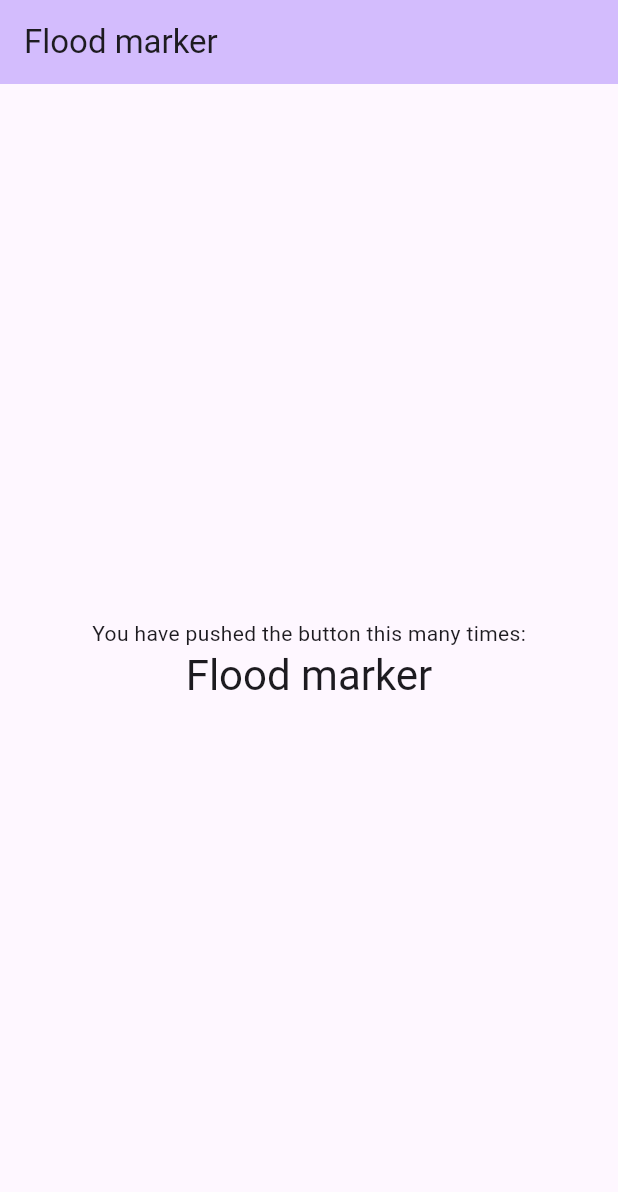
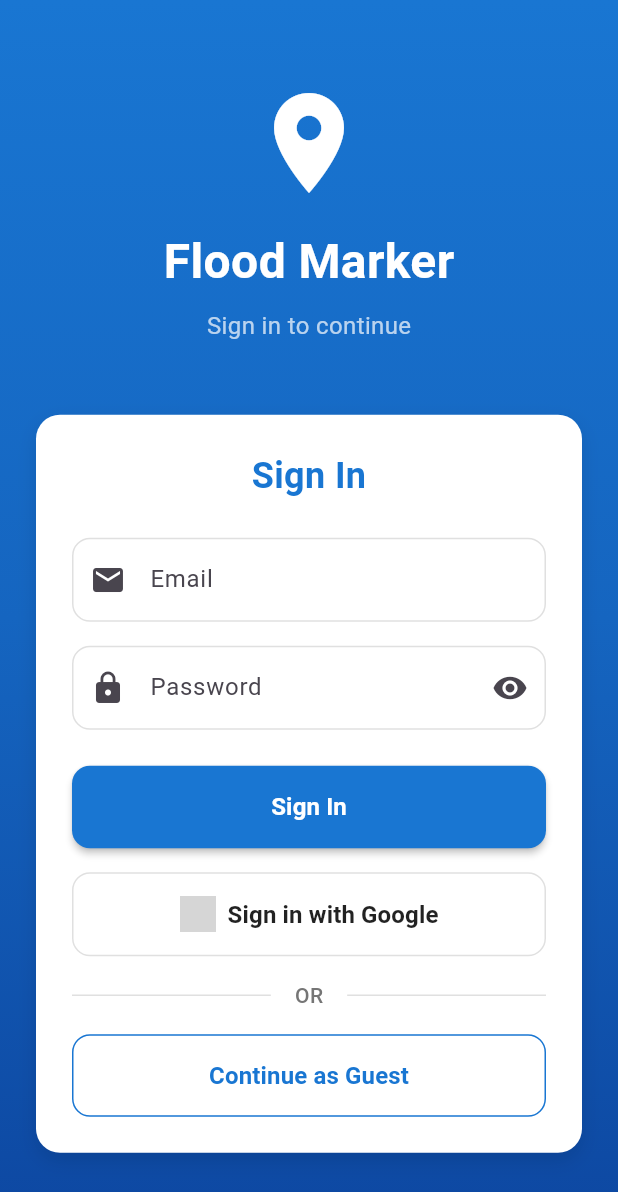
Before and after one commit to BhakinKhantarjeerawat/flood_report_in_correct_github, a Flutter app: the screen it shows after launch, on a phone screen of 412 x 824 dp. Shown: the top 1192 px of the screen. Run offline on Flutter 3.47's test engine with Material 3 defaults, Android fonts, the phone set to English and light mode, and no system bars; our stand-ins replace equatable, firebase_auth, firebase_core, flutter_riverpod, google_sign_in; accounts and stored records are empty; network calls fail; grey boxes are pictures that could not be loaded.

Commit message:
authen with email, googleSignIn, and annonymous signin

```diff
--- a/lib/main.dart
+++ b/lib/main.dart
@@ -1,7 +1,12 @@
+import 'package:firebase_core/firebase_core.dart';
+import 'package:flood_marker/screeens/authen_screen.dart';
 import 'package:flutter/material.dart';
+import 'package:flutter_riverpod/flutter_riverpod.dart';
 
-void main() {
-  runApp(const MyApp());
+void main()  async{
+  WidgetsFlutterBinding.ensureInitialized();
+  await Firebase.initializeApp();
+  runApp(const ProviderScope(child: MyApp()));
 }
 
 class MyApp extends StatelessWidget {
@@ -14,41 +19,41 @@ class MyApp extends StatelessWidget {
         colorScheme: ColorScheme.fromSeed(seedColor: Colors.deepPurple),
         useMaterial3: true,
       ),
-      home: const MyHomePage(),
+      home: const SignInScreen(),
     );
   }
 }
 
-class MyHomePage extends StatefulWidget {
-  const MyHomePage({super.key});
+// class MyHomePage extends StatefulWidget {
+//   const MyHomePage({super.key});
 
-  @override
-  State<MyHomePage> createState() => _MyHomePageState();
-}
+//   @override
+//   State<MyHomePage> createState() => _MyHomePageState();
+// }
 
-class _MyHomePageState extends State<MyHomePage> {
+// class _MyHomePageState extends State<MyHomePage> {
 
-  @override
-  Widget build(BuildContext context) {
-    return Scaffold(
-      appBar: AppBar(
-        backgroundColor: Theme.of(context).colorScheme.inversePrimary,
-        title: const Text("Flood marker"),
-      ),
-      body: Center(
-        child: Column(
-          mainAxisAlignment: MainAxisAlignment.center,
-          children: <Widget>[
-            const Text(
-              'You have pushed the button this many times:',
-            ),
-            Text(
-              'Flood marker',
-              style: Theme.of(context).textTheme.headlineMedium,
-            ),
-          ],
-        ),
-      ),
-    );
-  }
-}
+//   @override
+//   Widget build(BuildContext context) {
+//     return Scaffold(
+//       appBar: AppBar(
+//         backgroundColor: Theme.of(context).colorScheme.inversePrimary,
+//         title: const Text("Flood marker"),
+//       ),
+//       body: Center(
+//         child: Column(
+//           mainAxisAlignment: MainAxisAlignment.center,
+//           children: <Widget>[
+//             const Text(
+//               'You have pushed the button this many times:',
+//             ),
+//             Text(
+//               'Flood marker',
+//               style: Theme.of(context).textTheme.headlineMedium,
+//             ),
+//           ],
+//         ),
+//       ),
+//     );
+//   }
+// }
--- /dev/null
+++ b/lib/screeens/authen_screen.dart
@@ -0,0 +1,486 @@
+import 'package:flutter/material.dart';
+import 'package:firebase_auth/firebase_auth.dart';
+import 'package:google_sign_in/google_sign_in.dart';
+
+class SignInScreen extends StatefulWidget {
+  const SignInScreen({super.key});
+
+  @override
+  State<SignInScreen> createState() => _SignInScreenState();
+}
+
+class _SignInScreenState extends State<SignInScreen> {
+  final _formKey = GlobalKey<FormState>();
+  final _emailController = TextEditingController();
+  final _passwordController = TextEditingController();
+  bool _isLoading = false;
+  bool _obscurePassword = true;
+
+  @override
+  void dispose() {
+    _emailController.dispose();
+    _passwordController.dispose();
+    super.dispose();
+  }
+
+    Future<void> _signInWithEmailAndPassword() async {
+    if (!_formKey.currentState!.validate()) return;
+
+    setState(() {
+      _isLoading = true;
+    });
+
+    try {
+      await FirebaseAuth.instance.signInWithEmailAndPassword(
+        email: _emailController.text.trim(),
+        password: _passwordController.text,
+      );
+
+      if (mounted) {
+        // Navigate to main app or show success
+        ScaffoldMessenger.of(context).showSnackBar(
+          const SnackBar(content: Text('Signed in successfully!')),
+        );
+      }
+    } on FirebaseAuthException catch (e) {
+      String errorMessage = 'An error occurred';
+
+      switch (e.code) {
+        case 'user-not-found':
+          errorMessage = 'No user found with this email.';
+          break;
+        case 'wrong-password':
+          errorMessage = 'Wrong password provided.';
+          break;
+        case 'invalid-email':
+          errorMessage = 'Invalid email address.';
+          break;
+        case 'user-disabled':
+          errorMessage = 'This user account has been disabled.';
+          break;
+        case 'too-many-requests':
+          errorMessage = 'Too many attempts. Please try again later.';
+          break;
+      }
+
+      if (mounted) {
+        ScaffoldMessenger.of(context).showSnackBar(
+          SnackBar(
+            content: Text(errorMessage),
+            backgroundColor: Colors.red,
+          ),
+        );
+      }
+    } catch (e) {
+      if (mounted) {
+        ScaffoldMessenger.of(context).showSnackBar(
+          SnackBar(
+            content: Text('Error: ${e.toString()}'),
+            backgroundColor: Colors.red,
+          ),
+        );
+      }
+    } finally {
+      if (mounted) {
+        setState(() {
+          _isLoading = false;
+        });
+      }
+    }
+  }
+
+  Future<void> _signInWithGoogle() async {
+    setState(() {
+      _isLoading = true;
+    });
+
+    try {
+      // Trigger the authentication flow
+      final GoogleSignInAccount? googleUser = await GoogleSignIn().signIn();
+
+      if (googleUser == null) {
+        // User cancelled the sign-in
+        setState(() {
+          _isLoading = false;
+        });
+        return;
+      }
+
+      // Obtain the auth details from the request
+      final GoogleSignInAuthentication googleAuth = await googleUser.authentication;
+
+      // Create a new credential
+      final credential = GoogleAuthProvider.credential(
+        accessToken: googleAuth.accessToken,
+        idToken: googleAuth.idToken,
+      );
+
+      // Sign in to Firebase with the Google credential
+      await FirebaseAuth.instance.signInWithCredential(credential);
+
+      if (mounted) {
+        ScaffoldMessenger.of(context).showSnackBar(
+          const SnackBar(content: Text('Signed in with Google successfully!')),
+        );
+      }
+    } on FirebaseAuthException catch (e) {
+      String errorMessage = 'An error occurred during Google sign-in';
+
+      switch (e.code) {
+        case 'account-exists-with-different-credential':
+          errorMessage = 'An account already exists with the same email address but different sign-in credentials.';
+          break;
+        case 'invalid-credential':
+          errorMessage = 'The credential is invalid or expired.';
+          break;
+        case 'operation-not-allowed':
+          errorMessage = 'Google sign-in is not enabled.';
+          break;
+        case 'user-disabled':
+          errorMessage = 'This user account has been disabled.';
+          break;
+        case 'user-not-found':
+          errorMessage = 'No user found with this email.';
+          break;
+        case 'network-request-failed':
+          errorMessage = 'Network error. Please check your connection.';
+          break;
+        default:
+          errorMessage = 'Google sign-in failed: ${e.message}';
+      }
+
+      if (mounted) {
+        ScaffoldMessenger.of(context).showSnackBar(
+          SnackBar(
+            content: Text(errorMessage),
+            backgroundColor: Colors.red,
+          ),
+        );
+      }
+    } catch (e) {
+      if (mounted) {
+        ScaffoldMessenger.of(context).showSnackBar(
+          SnackBar(
+            content: Text('Error: ${e.toString()}'),
+            backgroundColor: Colors.red,
+          ),
+        );
+      }
+    } finally {
+      if (mounted) {
+        setState(() {
+          _isLoading = false;
+        });
+      }
+    }
+  }
+
+    Future<void> _signInAnonymously() async {
+    setState(() {
+      _isLoading = true;
+    });
+
+    try {
+      await FirebaseAuth.instance.signInAnonymously();
+
+      if (mounted) {
+        // Navigate to main app or show success
+        ScaffoldMessenger.of(context).showSnackBar(
+          const SnackBar(content: Text('Signed in anonymously!')),
+        );
+      }
+    } on FirebaseAuthException catch (e) {
+      if (mounted) {
+        ScaffoldMessenger.of(context).showSnackBar(
+          SnackBar(
+            content: Text('Error: ${e.message}'),
+            backgroundColor: Colors.red,
+          ),
+        );
+      }
+    } catch (e) {
+      if (mounted) {
+        ScaffoldMessenger.of(context).showSnackBar(
+          SnackBar(
+            content: Text('Error: ${e.toString()}'),
+            backgroundColor: Colors.red,
+          ),
+        );
+      }
+    } finally {
+      if (mounted) {
+        setState(() {
+          _isLoading = false;
+        });
+      }
+    }
+  }
+
+  @override
+  Widget build(BuildContext context) {
+    return Scaffold(
+      body: Container(
+        decoration: const BoxDecoration(
+          gradient: LinearGradient(
+            begin: Alignment.topCenter,
+            end: Alignment.bottomCenter,
+            colors: [
+              Color(0xFF1976D2),
+              Color(0xFF1565C0),
+              Color(0xFF0D47A1),
+            ],
+          ),
+        ),
+        child: SafeArea(
+          child: Center(
+            child: SingleChildScrollView(
+              padding: const EdgeInsets.all(24.0),
+              child: Column(
+                mainAxisAlignment: MainAxisAlignment.center,
+                children: [
+                  // App Logo/Title
+                  const Icon(
+                    Icons.location_on,
+                    size: 80,
+                    color: Colors.white,
+                  ),
+                  const SizedBox(height: 16),
+                  const Text(
+                    'Flood Marker',
+                    style: TextStyle(
+                      fontSize: 32,
+                      fontWeight: FontWeight.bold,
+                      color: Colors.white,
+                    ),
+                  ),
+                  const SizedBox(height: 8),
+                  const Text(
+                    'Sign in to continue',
+                    style: TextStyle(
+                      fontSize: 16,
+                      color: Colors.white70,
+                    ),
+                  ),
+                  const SizedBox(height: 48),
+
+                  // Sign In Form
+                  Container(
+                    padding: const EdgeInsets.all(24),
+                    decoration: BoxDecoration(
+                      color: Colors.white,
+                      borderRadius: BorderRadius.circular(16),
+                      boxShadow: [
+                        BoxShadow(
+                          color: Colors.black.withOpacity(0.1),
+                          blurRadius: 10,
+                          offset: const Offset(0, 5),
+                        ),
+                      ],
+                    ),
+                    child: Form(
+                      key: _formKey,
+                      child: Column(
+                        crossAxisAlignment: CrossAxisAlignment.stretch,
+                        children: [
+                          const Text(
+                            'Sign In',
+                            style: TextStyle(
+                              fontSize: 24,
+                              fontWeight: FontWeight.bold,
+                              color: Color(0xFF1976D2),
+                            ),
+                            textAlign: TextAlign.center,
+                          ),
+                          const SizedBox(height: 24),
+
+                          // Email Field
+                          TextFormField(
+                            controller: _emailController,
+                            keyboardType: TextInputType.emailAddress,
+                            decoration: InputDecoration(
+                              labelText: 'Email',
+                              hintText: 'Enter your email',
+                              prefixIcon: const Icon(Icons.email),
+                              border: OutlineInputBorder(
+                                borderRadius: BorderRadius.circular(12),
+                              ),
+                              enabledBorder: OutlineInputBorder(
+                                borderRadius: BorderRadius.circular(12),
+                                borderSide: BorderSide(color: Colors.grey.shade300),
+                              ),
+                              focusedBorder: OutlineInputBorder(
+                                borderRadius: BorderRadius.circular(12),
+                                borderSide: const BorderSide(color: Color(0xFF1976D2), width: 2),
+                              ),
+                            ),
+                            validator: (value) {
+                              if (value == null || value.isEmpty) {
+                                return 'Please enter your email';
+                              }
+                              if (!RegExp(r'^[\w-\.]+@([\w-]+\.)+[\w-]{2,4}$').hasMatch(value)) {
+                                return 'Please enter a valid email';
+                              }
+                              return null;
+                            },
+                          ),
+                          const SizedBox(height: 16),
+
+                          // Password Field
+                          TextFormField(
+                            controller: _passwordController,
+                            obscureText: _obscurePassword,
+                            decoration: InputDecoration(
+                              labelText: 'Password',
+                              hintText: 'Enter your password',
+                              prefixIcon: const Icon(Icons.lock),
+                              suffixIcon: IconButton(
+                                icon: Icon(
+                                  _obscurePassword ? Icons.visibility : Icons.visibility_off,
+                                ),
+                                onPressed: () {
+                                  setState(() {
+                                    _obscurePassword = !_obscurePassword;
+                                  });
+                                },
+                              ),
+                              border: OutlineInputBorder(
+                                borderRadius: BorderRadius.circular(12),
+                              ),
+                              enabledBorder: OutlineInputBorder(
+                                borderRadius: BorderRadius.circular(12),
+                                borderSide: BorderSide(color: Colors.grey.shade300),
+                              ),
+                              focusedBorder: OutlineInputBorder(
+                                borderRadius: BorderRadius.circular(12),
+                                borderSide: const BorderSide(color: Color(0xFF1976D2), width: 2),
+                              ),
+                            ),
+                            validator: (value) {
+                              if (value == null || value.isEmpty) {
+                                return 'Please enter your password';
+                              }
+                              if (value.length < 6) {
+                                return 'Password must be at least 6 characters';
+                              }
+                              return null;
+                            },
+                          ),
+                          const SizedBox(height: 24),
+
+                          // Sign In Button
+                          ElevatedButton(
+                            onPressed: _isLoading ? null : _signInWithEmailAndPassword,
+                            style: ElevatedButton.styleFrom(
+                              backgroundColor: const Color(0xFF1976D2),
+                              foregroundColor: Colors.white,
+                              padding: const EdgeInsets.symmetric(vertical: 16),
+                              shape: RoundedRectangleBorder(
+                                borderRadius: BorderRadius.circular(12),
+                              ),
+                              elevation: 2,
+                            ),
+                            child: _isLoading
+                                ? const SizedBox(
+                                    height: 20,
+                                    width: 20,
+                                    child: CircularProgressIndicator(
+                                      strokeWidth: 2,
+                                      valueColor: AlwaysStoppedAnimation<Color>(Colors.white),
+                                    ),
+                                  )
+                                : const Text(
+                                    'Sign In',
+                                    style: TextStyle(
+                                      fontSize: 16,
+                                      fontWeight: FontWeight.bold,
+                                    ),
+                                  ),
+                          ),
+                          const SizedBox(height: 16),
+
+                          // Google Sign In Button
+                          OutlinedButton.icon(
+                            onPressed: _isLoading ? null : _signInWithGoogle,
+                            icon: Image.network(
+                              'https://developers.google.com/identity/images/g-logo.png',
+                              height: 24,
+                              width: 24,
+                            ),
+                            label: const Text(
+                              'Sign in with Google',
+                              style: TextStyle(
+                                fontSize: 16,
+                                fontWeight: FontWeight.bold,
+                              ),
+                            ),
+                            style: OutlinedButton.styleFrom(
+                              foregroundColor: Colors.black87,
+                              side: BorderSide(color: Colors.grey.shade300),
+                              padding: const EdgeInsets.symmetric(vertical: 16),
+                              shape: RoundedRectangleBorder(
+                                borderRadius: BorderRadius.circular(12),
+                              ),
+                            ),
+                          ),
+                          const SizedBox(height: 16),
+
+                          // Divider
+                          Row(
+                            children: [
+                              Expanded(child: Divider(color: Colors.grey.shade300)),
+                              Padding(
+                                padding: const EdgeInsets.symmetric(horizontal: 16),
+                                child: Text(
+                                  'OR',
+                                  style: TextStyle(
+                                    color: Colors.grey.shade600,
+                                    fontWeight: FontWeight.w500,
+                                  ),
+                                ),
+                              ),
+                              Expanded(child: Divider(color: Colors.grey.shade300)),
+                            ],
+                          ),
+                          const SizedBox(height: 16),
+
+                          // Anonymous Sign In Button
+                          OutlinedButton(
+                            onPressed: _isLoading ? null : _signInAnonymously,
+                            style: OutlinedButton.styleFrom(
+                              foregroundColor: const Color(0xFF1976D2),
+                              side: const BorderSide(color: Color(0xFF1976D2)),
+                              padding: const EdgeInsets.symmetric(vertical: 16),
+                              shape: RoundedRectangleBorder(
+                                borderRadius: BorderRadius.circular(12),
+                              ),
+                            ),
+                            child: _isLoading
+                                ? const SizedBox(
+                                    height: 20,
+                                    width: 20,
+                                    child: CircularProgressIndicator(
+                                      strokeWidth: 2,
+                                      valueColor: AlwaysStoppedAnimation<Color>(Color(0xFF1976D2)),
+                                    ),
+                                  )
+                                : const Text(
+                                    'Continue as Guest',
+                                    style: TextStyle(
+                                      fontSize: 16,
+                                      fontWeight: FontWeight.bold,
+                                    ),
+                                  ),
+                          ),
+                        ],
+                      ),
+                    ),
+                  ),
+                ],
+              ),
+            ),
+          ),
+        ),
+      ),
+    );
+  }
+}
--- a/pubspec.yaml
+++ b/pubspec.yaml
@@ -24,6 +24,10 @@ dependencies:
   equatable: ^2.0.7
   geocoding: ^4.0.0
   permission_handler: ^12.0.1
+  supabase: ^2.8.0
+  firebase_core: ^3.15.2
+  firebase_auth: ^5.7.0
+  google_sign_in: ^6.2.1
 
 dev_dependencies:
   flutter_test:
```
Also changed, not shown: pubspec.lock, 3 other files.
